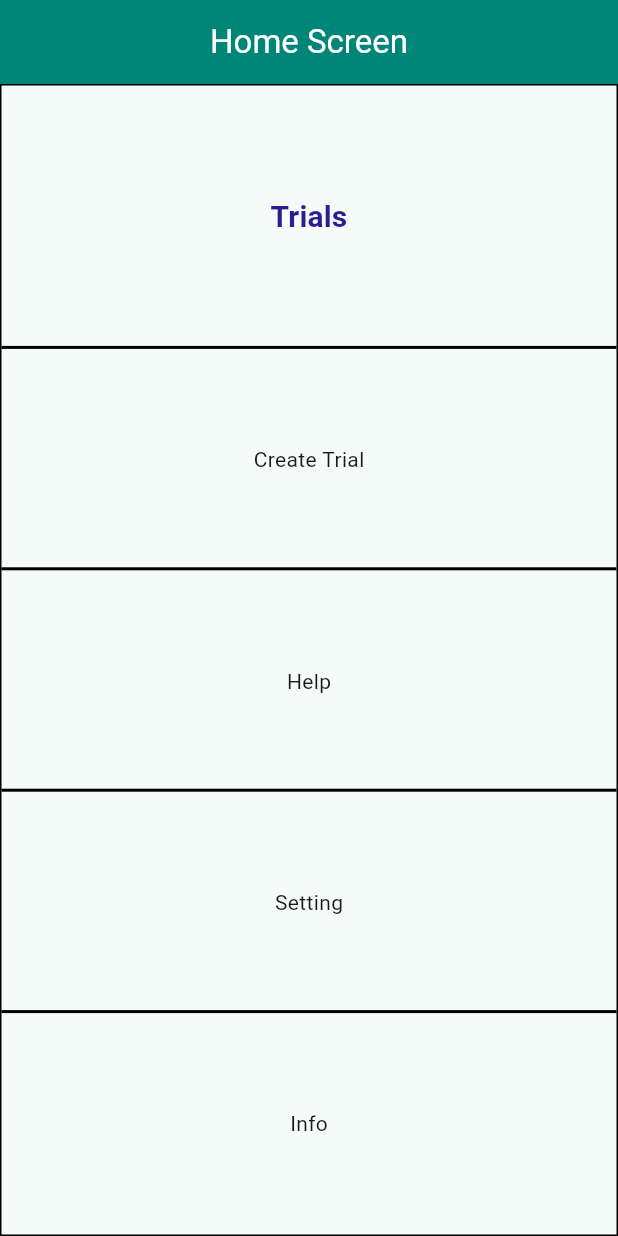
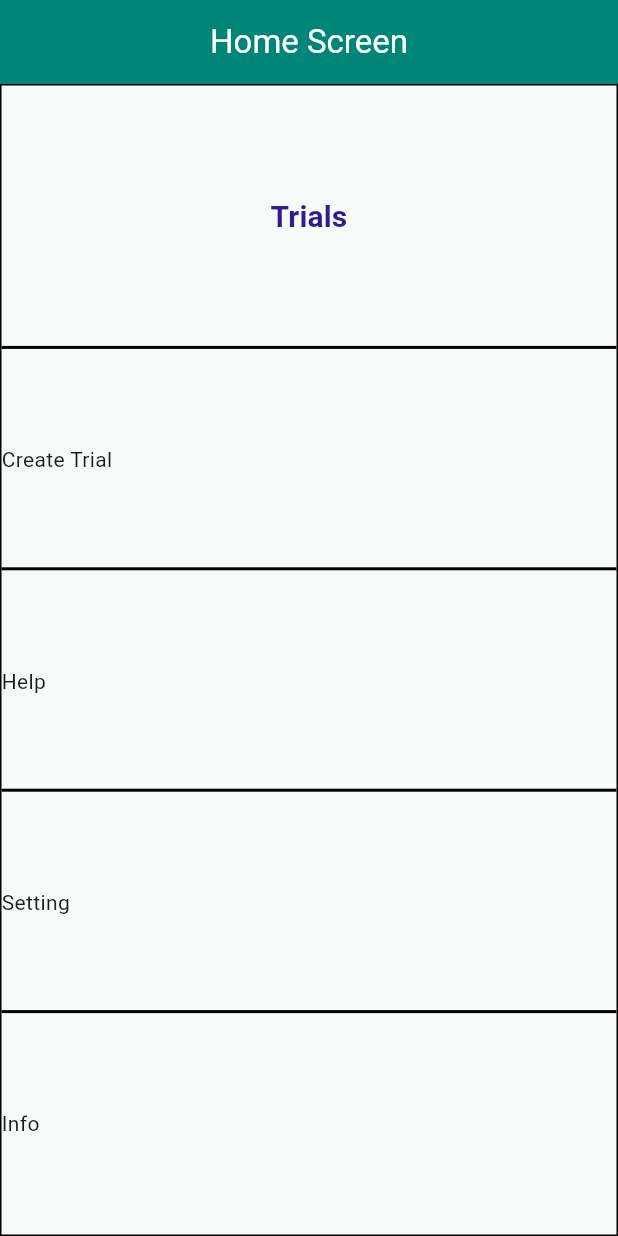
Before and after one commit to Cost-Effective-Software-Project-11/Klinik, a Flutter app: the screen it shows after launch, on a phone screen of 412 x 824 dp. Run offline on Flutter 3.47's test engine with Material 3 defaults, Android fonts, the light colour scheme and no system bars.

Commit message:
remove Expanded widget

```diff
--- a/lib/screens/home/home_screen.dart
+++ b/lib/screens/home/home_screen.dart
@@ -22,9 +22,9 @@ class HomeScreen extends StatelessWidget {
         decoration: BoxDecoration(
           border: Border.all(color: Colors.black, width: 1.0),
         ),
-        child: Expanded(
         child: Column(
           mainAxisAlignment: MainAxisAlignment.spaceEvenly,
+          crossAxisAlignment: CrossAxisAlignment.stretch,
           children: [
             _buildTrialsButton(context),
             _customDivider(
@@ -49,7 +49,6 @@ class HomeScreen extends StatelessWidget {
             // Add Info Button here:
             const Text("Info"),
           ],
-          ),
         ),
       ),
     );
```
Lines whose indentation alone changed are shown as unchanged.
